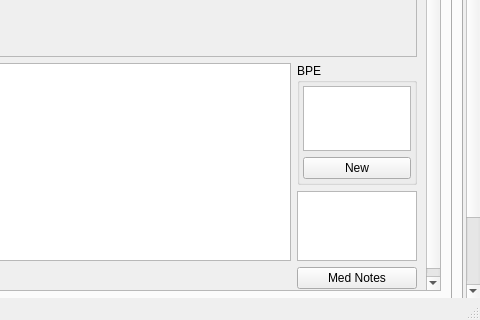
rowinggolfer/openmolar1, file qt-designer/main.ui: the form before one commit; both pictures show x 634 to 1114 and y 165 to 485 of the 1114 by 485 pixel window.
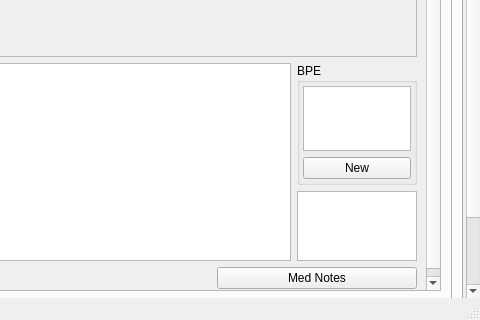
The form after the commit. The open tabs and pages were chosen to show the change. Icons and pictures are not drawn.

What changed in the file:
```diff
--- a/qt-designer/main.ui
+++ b/qt-designer/main.ui
@@ -2485,8 +2485,8 @@
                       <property name="geometry">
                        <rect>
                         <x>0</x>
-                        <y>0</y>
-                        <width>389</width>
+                        <y>-21</y>
+                        <width>822</width>
                         <height>370</height>
                        </rect>
                       </property>
@@ -2645,7 +2645,7 @@
                           <widget class="QPushButton" name="medNotes_pushButton">
                            <property name="minimumSize">
                             <size>
-                             <width>120</width>
+                             <width>200</width>
                              <height>0</height>
                             </size>
                            </property>
```
Left out of the diff: 45 changed lines with no effect on the pictures.
